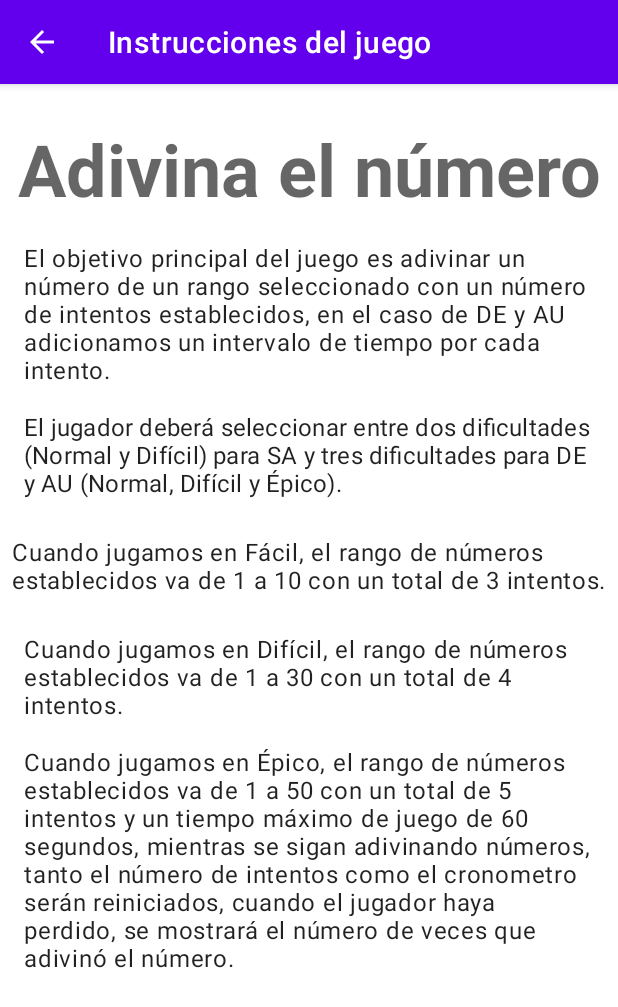
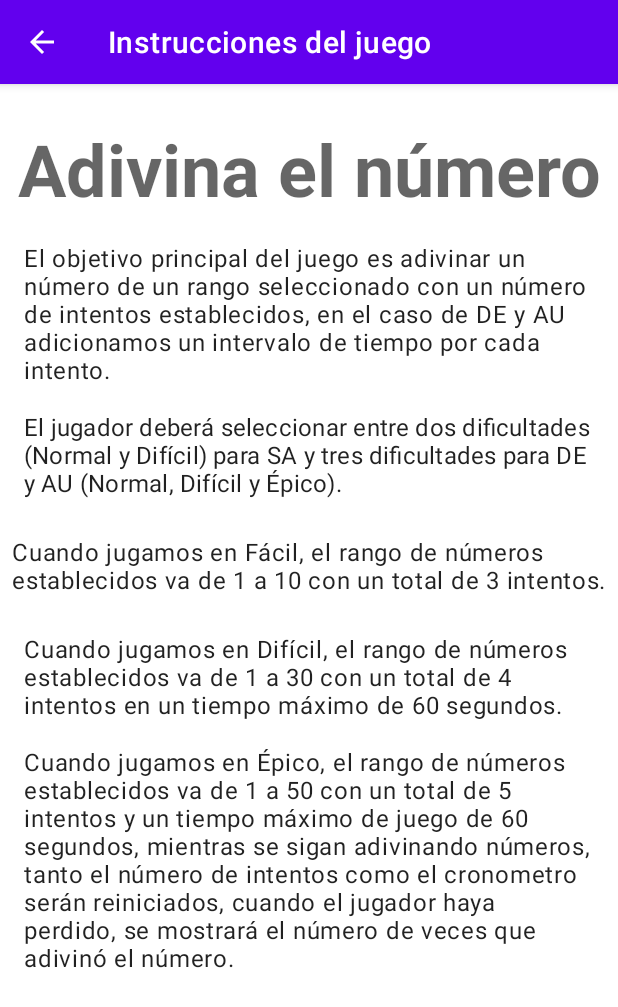
Before and after one commit to zavaletadev/t201-dapps, an Android app: the InstruccionesActivity screen opened directly, with no data from a screen before it, on a phone screen of 412 x 824 dp. Shown: the top 1007 px of the screen. Run offline under Robolectric (Android 15) with nearby library versions, the phone set to English and light mode, and no system bars.

Commit message:
Base para la entrega de las prácticas 5, 6 y 7 de la primera unidad

```diff
--- a/app/src/main/res/layout/activity_instrucciones.xml
+++ b/app/src/main/res/layout/activity_instrucciones.xml
@@ -51,7 +51,7 @@
             android:layout_height="wrap_content"
             android:layout_marginVertical="8dp"
             android:paddingHorizontal="16dp"
-            android:text="Cuando jugamos en Difícil, el rango de números establecidos va de 1 a 30 con un total de 4 intentos." />
+            android:text="Cuando jugamos en Difícil, el rango de números establecidos va de 1 a 30 con un total de 4 intentos en un tiempo máximo de 60 segundos." />
 
         <TextView
             android:layout_width="match_parent"
```
